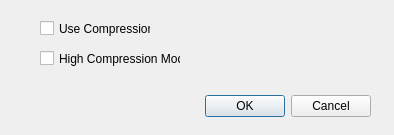
Qt form SettingsDialog.ui (fischerdr/MooseEdit) before a commit.
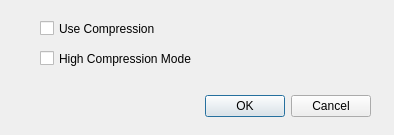
The same form after that commit.

Diff of the .ui file:
```diff
--- a/SettingsDialog.ui
+++ b/SettingsDialog.ui
@@ -34,7 +34,7 @@
     <rect>
      <x>40</x>
      <y>20</y>
-     <width>111</width>
+     <width>181</width>
      <height>17</height>
     </rect>
    </property>
@@ -50,7 +50,7 @@
     <rect>
      <x>40</x>
      <y>50</y>
-     <width>141</width>
+     <width>181</width>
      <height>17</height>
     </rect>
    </property>
```
